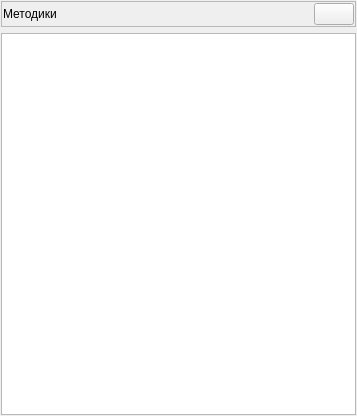
Before: the Qt Designer form client_widgets/database_widgets/methodswidget.ui in grigp/a-analyser, drawn with Qt 5.
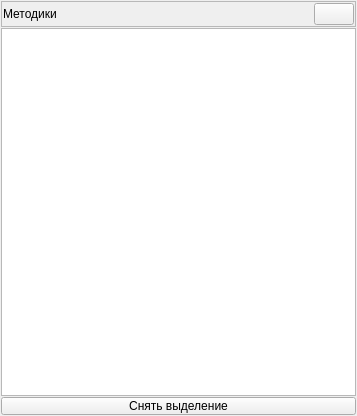
After: the same form once the commit is applied. Icons and pictures are not drawn.

```diff
--- a/client_widgets/database_widgets/methodswidget.ui
+++ b/client_widgets/database_widgets/methodswidget.ui
@@ -14,6 +14,9 @@
    <string>Form</string>
   </property>
   <layout class="QVBoxLayout" name="verticalLayout">
+   <property name="spacing">
+    <number>1</number>
+   </property>
    <property name="leftMargin">
     <number>1</number>
    </property>
@@ -95,6 +98,19 @@
      </attribute>
     </widget>
    </item>
+   <item>
+    <widget class="QPushButton" name="btnUnselect">
+     <property name="maximumSize">
+      <size>
+       <width>16777215</width>
+       <height>18</height>
+      </size>
+     </property>
+     <property name="text">
+      <string>Снять выделение</string>
+     </property>
+    </widget>
+   </item>
   </layout>
  </widget>
  <resources>
```
Left out of the diff: 17 changed lines with no effect on the pictures.
